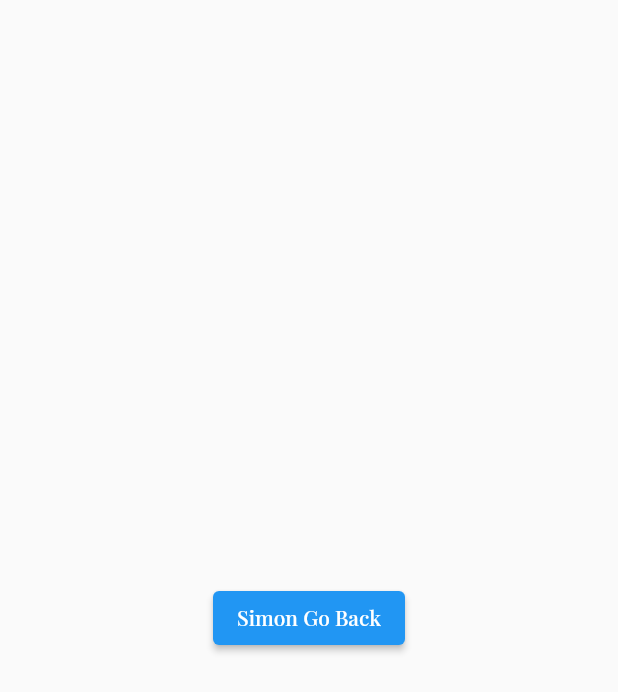
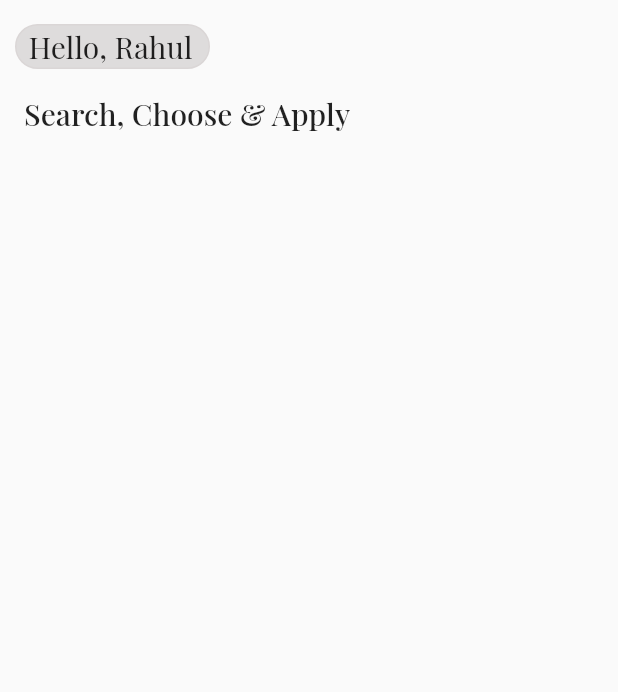
Before and after one commit to RahulChaudhary-07/5ive-to-9ine, a Flutter app: the screen it shows after launch, after a tap on "Submit", on a phone screen of 412 x 824 dp. Shown: the top 692 px of the screen. Run offline on Flutter 3.47's test engine with Material 2 defaults, Android fonts, the phone set to English and light mode, and no system bars; our stand-ins replace google_fonts.

Commit message:
fourth commit

```diff
--- a/lib/main.dart
+++ b/lib/main.dart
@@ -1,5 +1,4 @@
 import 'package:flutter/material.dart';
-import 'package:internship_5to9_1/screens/SignInScreen.dart';
 import 'package:internship_5to9_1/screens/homeScreen.dart';
 import 'package:internship_5to9_1/screens/SignUpScreen.dart';
 import 'package:internship_5to9_1/screens/splashScreen.dart';
@@ -29,7 +28,7 @@ class _MyAppState extends State<MyApp> {
         '/initial': (context) => SplashScreen(),
         '/home': (context) => HomeScreen(),
       },
-      home: SignUpScreen(),
+      home: HomeScreen(),
     );
   }
 }
--- a/lib/screens/SignInScreen.dart
+++ b/lib/screens/SignInScreen.dart
@@ -53,6 +53,7 @@ class _SignInScreenState extends State<SignInScreen> {
                     height: 30,
                   ),
                   Column(
+                    // crossAxisAlignment: CrossAxisAlignment.stretch,
                     children: [
                       TextFormField(
                         decoration: InputDecoration(
@@ -84,7 +85,9 @@ class _SignInScreenState extends State<SignInScreen> {
                         ],
                       ),
                       SizedBox(height: 10),
-                      ElevatedButton(
+                      SizedBox(
+                        width: double.maxFinite,
+                        child: ElevatedButton(
                           onPressed: () {
                             Navigator.push(
                               context,
@@ -101,6 +104,7 @@ class _SignInScreenState extends State<SignInScreen> {
                             shape: MaterialStateProperty.all<RoundedRectangleBorder>(
                               RoundedRectangleBorder(
                                 borderRadius: BorderRadius.circular(16),
+                              ),
                             ),
                           ),
                         ),
--- a/lib/screens/homeScreen.dart
+++ b/lib/screens/homeScreen.dart
@@ -1,25 +1,70 @@
 import 'package:flutter/material.dart';
-import 'package:internship_5to9_1/screens/SignUpScreen.dart';
 
 class HomeScreen extends StatelessWidget {
   const HomeScreen({Key? key}) : super(key: key);
 
   @override
   Widget build(BuildContext context) {
-    return Scaffold(
-      body: Center(
-        child: Container(
-          child: ElevatedButton(
-              onPressed: () {
-                Navigator.pop(
-                  context,
-                  MaterialPageRoute(
-                    builder: ((context) => SignUpScreen()),
+    return SafeArea(
+      child: Scaffold(
+        // appBar: AppBar(
+        //   leading: IconButton(
+        //       onPressed: () {
+        //         Navigator.pop(
+        //           context,
+        //           MaterialPageRoute(
+        //             builder: ((context) => SignUpScreen()),
+        //           ),
+        //         );
+        //       },
+        //       icon: Icon(Icons.arrow_back)),
+        // ),
+        body: Column(
+          crossAxisAlignment: CrossAxisAlignment.start,
+          children: [
+            Padding(
+              padding: const EdgeInsets.only(left: 10.0, top: 16.0, bottom: 10),
+              child: Container(
+                padding: const EdgeInsets.symmetric(horizontal: 8),
+                height: 30,
+                width: 130,
+                decoration: BoxDecoration(
+                  color: Color.fromARGB(255, 222, 220, 220),
+                  border: Border.all(color: Color.fromARGB(255, 218, 214, 214), width: 1),
+                  borderRadius: BorderRadius.circular(20),
+                ),
+                child: Text(
+                  "Hello, Rahul",
+                  style: TextStyle(
+                    fontWeight: FontWeight.w400,
+                    fontSize: 20,
                   ),
-                );
-              },
-              child: Text("Simon Go Back")),
+                ),
+              ),
+            ),
+            Padding(
+              padding: const EdgeInsets.only(left: 16.0, top: 6.0),
+              child: Text(
+                "Search, Choose & Apply",
+                style: TextStyle(fontSize: 20, fontWeight: FontWeight.w500),
+              ),
+            ),
+          ],
         ),
+        // body: Center(
+        //   child: Container(
+        //     child: ElevatedButton(
+        //         onPressed: () {
+        //           Navigator.pop(
+        //             context,
+        //             MaterialPageRoute(
+        //               builder: ((context) => SignUpScreen()),
+        //             ),
+        //           );
+        //         },
+        //         child: Text("Simon Go Back")),
+        //   ),
+        // ),
       ),
     );
   }
```
Also changed, not shown: lib/screens/SignUpScreen.dart (+0 -31 lines). Lines whose indentation alone changed are shown as unchanged.
